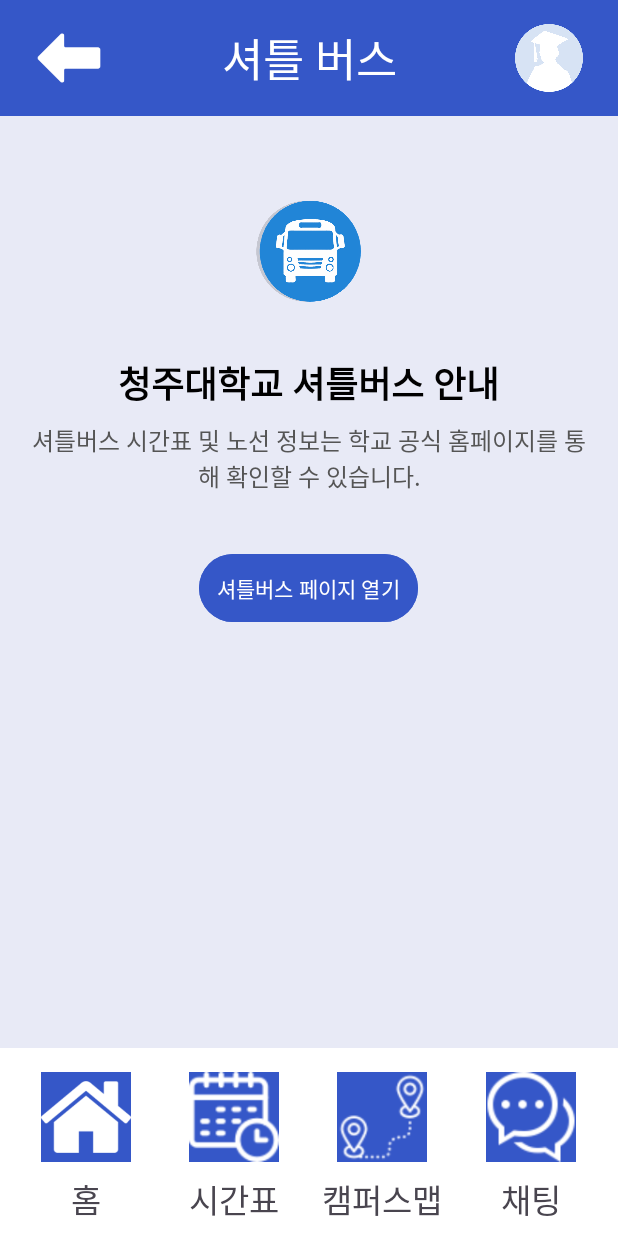
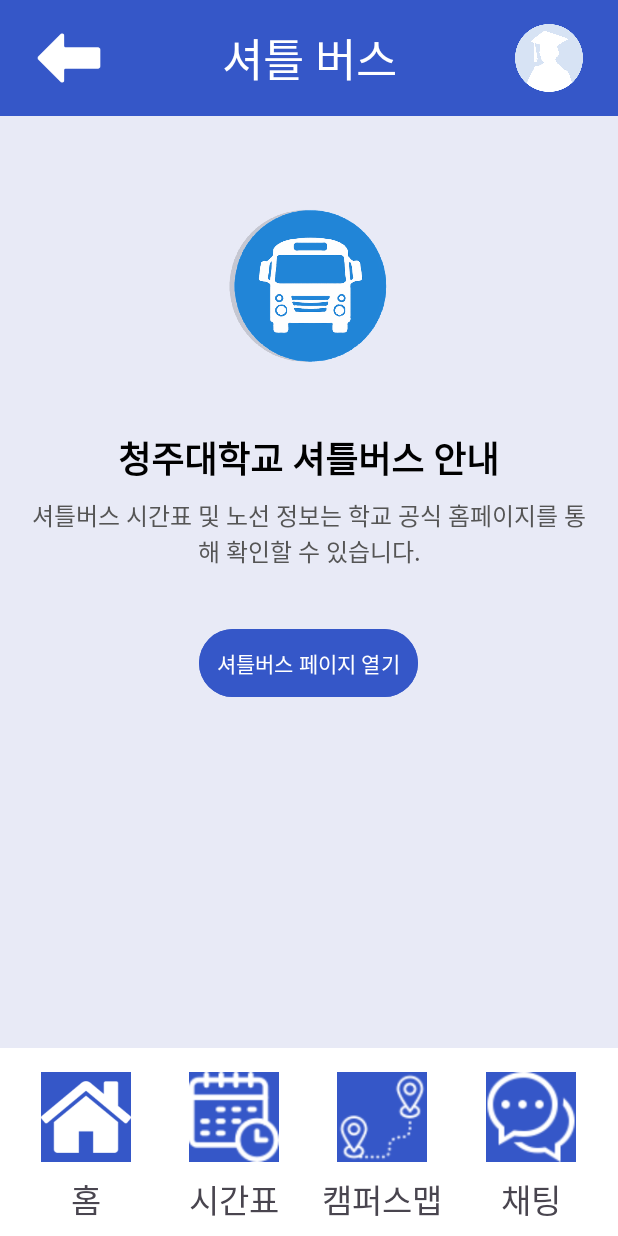
Before and after one commit to dustn011/Pj_OurSchool, an Android app: the ShuttleBus screen opened directly, with no data from a screen before it, on a phone screen of 412 x 824 dp. Run offline under Robolectric (Android 15) with nearby library versions, the phone set to English and light mode, and no system bars.

Commit message:
셔틀버스

```diff
--- a/app/src/main/res/layout/activity_shuttlebus.xml
+++ b/app/src/main/res/layout/activity_shuttlebus.xml
@@ -56,8 +56,8 @@
             android:gravity="center_horizontal">
 
             <ImageView
-                android:layout_width="100dp"
-                android:layout_height="100dp"
+                android:layout_width="150dp"
+                android:layout_height="150dp"
                 android:layout_marginTop="24dp"
                 android:layout_marginBottom="16dp"
                 android:src="@drawable/ic_bus"/>
```
